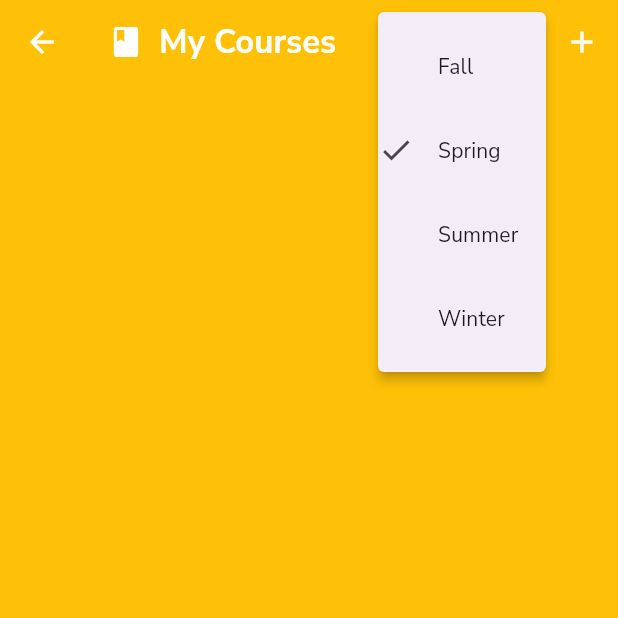
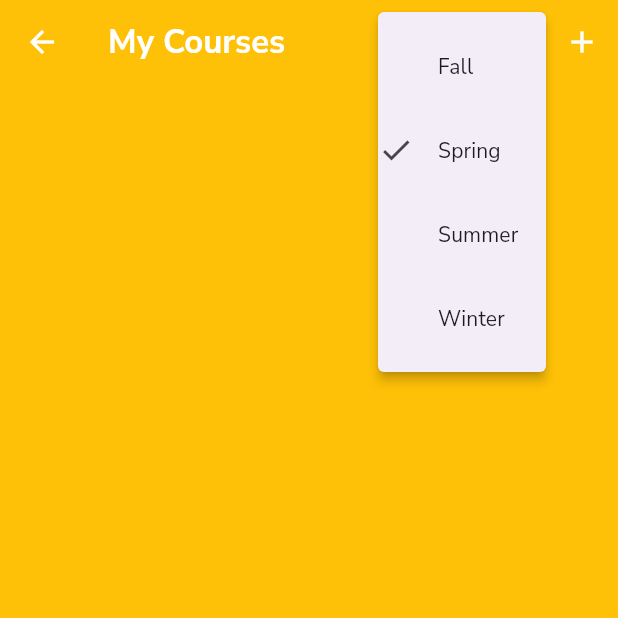
Before and after one commit to TCVinNYC/IDNYT-Revamped, a Flutter app: the ProfessorHomePage screen opened directly with empty values, after a tap on the "school" icon, on a phone screen of 412 x 824 dp, the top half of it. Run offline on Flutter 3.47's test engine with Material 2 defaults, Android fonts, the phone set to English and light mode, and no system bars; our stand-ins replace auto_route, barcode_widget, chips_choice, cloud_firestore, easy_localization, firebase_auth and 7 more; missing offline and left inert: flutter_displaymode, nfc_manager, time_range; accounts and stored records are empty; network calls fail.

Commit message:
updating app themeing

```diff
--- a/lib/modules/home/views/attendance_detail_page.dart
+++ b/lib/modules/home/views/attendance_detail_page.dart
@@ -47,10 +47,6 @@ class AttendanceDetailPage extends HookConsumerWidget {
                 appBar: AppBar(
                   title: Text(
                     formattedDate,
-                    style: const TextStyle(
-                      fontSize: 22,
-                      fontWeight: FontWeight.w700,
-                    ),
                   ),
                   centerTitle: true,
                 ),
--- a/lib/modules/home/views/professor_home_page.dart
+++ b/lib/modules/home/views/professor_home_page.dart
@@ -26,19 +26,18 @@ class ProfessorHomePage extends HookConsumerWidget {
       backgroundColor: Colors.amber,
       appBar: AppBar(
         backgroundColor: Colors.amber,
-        title: Row(
-          children: const [
-            Icon(Icons.book),
-            SizedBox(width: 10),
-            Text(
-              'My Courses',
-              style: TextStyle(
-                fontSize: 22,
-                fontWeight: FontWeight.w700,
-              ),
-            ),
-          ],
+        title: const Text(
+          'My Courses',
         ),
+        //  Row(
+        //   children: const [
+        //     // Icon(Icons.book),
+        //     // SizedBox(width: 10),
+        //     Text(
+        //       'My Courses',
+        //     ),
+        //   ],
+        // ),
         actions: [
           PopupMenuButton<String>(
             icon: const Icon(Icons.calendar_month_rounded),
--- a/lib/modules/home/views/professor_view_course_page.dart
+++ b/lib/modules/home/views/professor_view_course_page.dart
@@ -23,7 +23,6 @@ class ProfessorViewCoursePage extends HookConsumerWidget {
     return Scaffold(
       appBar: AppBar(
         titleSpacing: 0,
-        centerTitle: false,
         automaticallyImplyLeading: false,
         title: Row(
           mainAxisAlignment: MainAxisAlignment.start,
@@ -35,15 +34,10 @@ class ProfessorViewCoursePage extends HookConsumerWidget {
               },
               icon: const Icon(
                 Icons.arrow_back_ios_new_rounded,
-                color: Colors.white,
               ),
             ),
             Text(
               course.courseName,
-              style: const TextStyle(
-                fontSize: 22,
-                fontWeight: FontWeight.w700,
-              ),
             ),
           ],
         ),
--- a/lib/utils/idnyt_app_theme.dart
+++ b/lib/utils/idnyt_app_theme.dart
@@ -20,13 +20,19 @@ ThemeData idnytLightTheme = ThemeData(
   appBarTheme: const AppBarTheme(
     titleTextStyle: TextStyle(
       fontFamily: 'Nunito Sans',
-      // color: Colors.black,
+      fontSize: 22,
+      fontWeight: FontWeight.w700,
     ),
     iconTheme: IconThemeData(color: Colors.white),
     foregroundColor: Color.fromARGB(255, 27, 39, 90),
     backgroundColor: Colors.amber,
-    centerTitle: true,
+    centerTitle: false,
     systemOverlayStyle: SystemUiOverlayStyle.dark,
+  ),
+  floatingActionButtonTheme: const FloatingActionButtonThemeData(
+    enableFeedback: true,
+    backgroundColor: Colors.indigo,
+    foregroundColor: Colors.white,
   ),
   bottomNavigationBarTheme: const BottomNavigationBarThemeData(
     type: BottomNavigationBarType.fixed,
@@ -101,14 +107,22 @@ ThemeData idnytDarkTheme = ThemeData(
   appBarTheme: const AppBarTheme(
     titleTextStyle: TextStyle(
       fontFamily: 'Nunito Sans',
-      // color: Color(0xffff0852),
+      fontSize: 22,
+      fontWeight: FontWeight.w700,
     ),
+    actionsIconTheme: IconThemeData(color: Colors.white),
+    iconTheme: IconThemeData(color: Colors.white),
     backgroundColor: Color.fromARGB(255, 24, 24, 24),
     surfaceTintColor: Color.fromARGB(255, 24, 24, 24),
     foregroundColor: Color(0xff1b275a),
     elevation: 1,
-    centerTitle: true,
+    centerTitle: false,
     systemOverlayStyle: SystemUiOverlayStyle.light,
+  ),
+  floatingActionButtonTheme: const FloatingActionButtonThemeData(
+    enableFeedback: true,
+    backgroundColor: Colors.white,
+    foregroundColor: Colors.indigo,
   ),
   bottomNavigationBarTheme: const BottomNavigationBarThemeData(
     type: BottomNavigationBarType.fixed,
```
Also changed, not shown: lib/modules/home/views/id_card_page.dart (+3 -6 lines).
